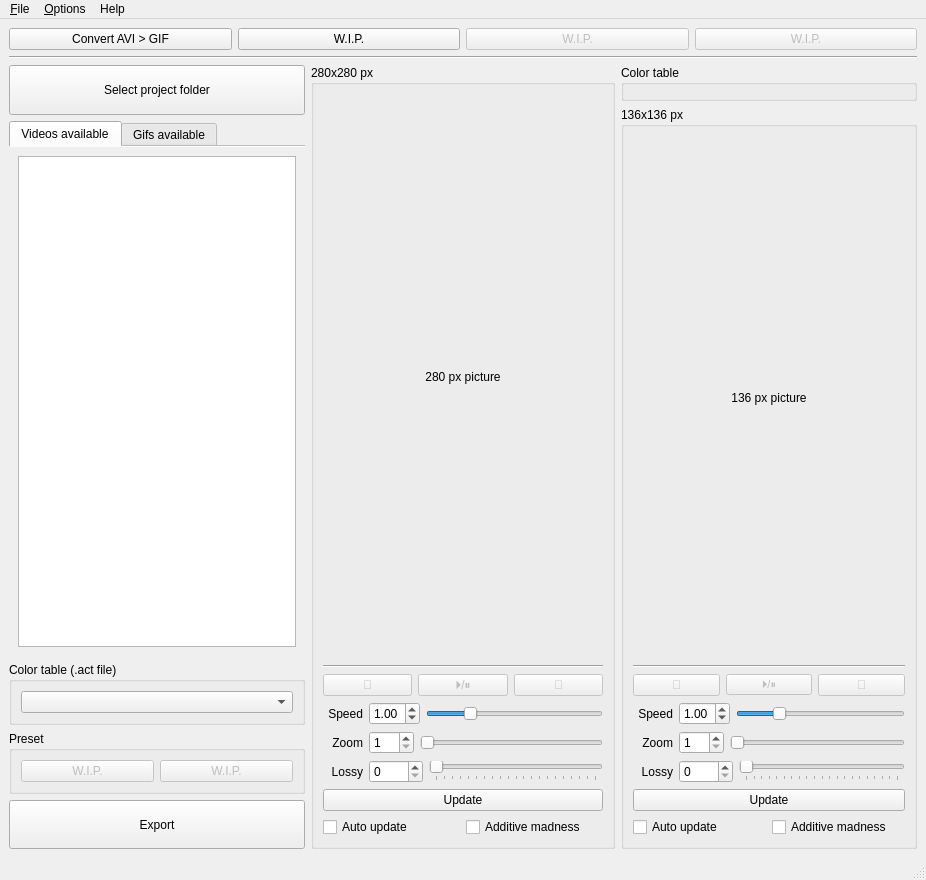
Above: gif.ui from Day0Dreamer/Vault-of-Gifs before the change. Below: the same form after it.
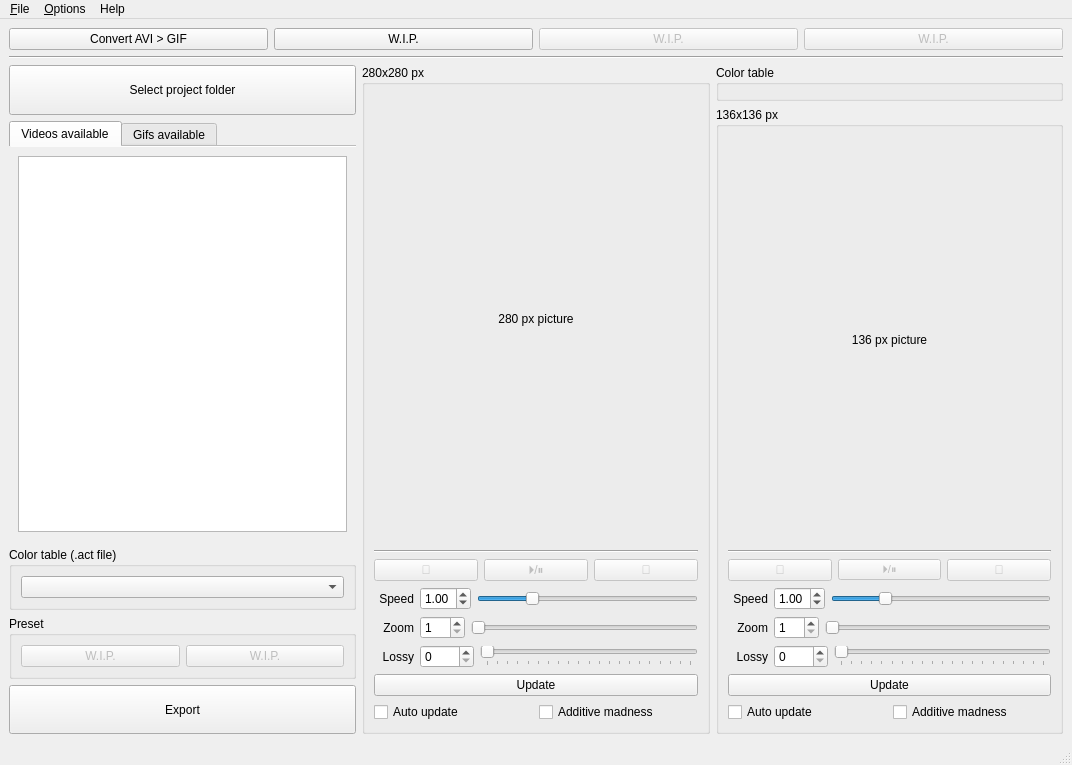
That is the form after the change.

The edit to the form file:
```diff
--- a/gif.ui
+++ b/gif.ui
@@ -6,8 +6,8 @@
    <rect>
     <x>0</x>
     <y>0</y>
-    <width>926</width>
-    <height>880</height>
+    <width>1072</width>
+    <height>765</height>
    </rect>
   </property>
   <property name="windowTitle">
@@ -940,7 +940,7 @@
     <rect>
      <x>0</x>
      <y>0</y>
-     <width>926</width>
+     <width>1072</width>
      <height>21</height>
     </rect>
    </property>
```
Left out of the diff: 78 changed lines with no effect on the pictures.
